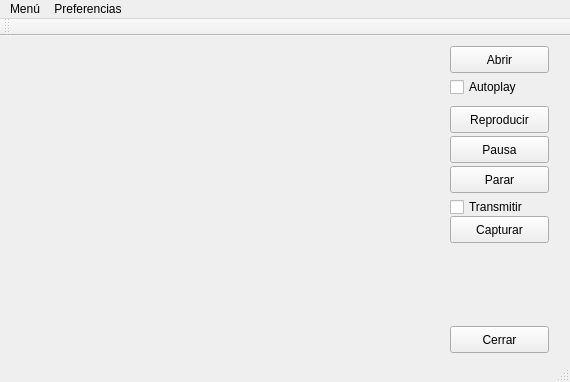
Qt form cliente/ClienteV/clientev.ui (Alu0100702545/videovigilancia-1415-g01) before a commit.
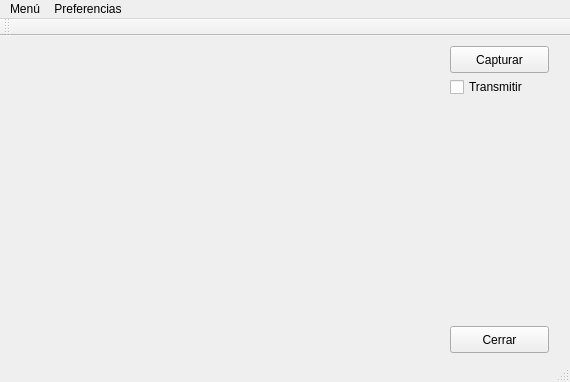
The same form after that commit.

```diff
--- a/cliente/ClienteV/clientev.ui
+++ b/cliente/ClienteV/clientev.ui
@@ -36,32 +36,6 @@
      <bool>true</bool>
     </property>
    </widget>
-   <widget class="QPushButton" name="BotonAbrir">
-    <property name="geometry">
-     <rect>
-      <x>450</x>
-      <y>10</y>
-      <width>99</width>
-      <height>27</height>
-     </rect>
-    </property>
-    <property name="text">
-     <string>Abrir</string>
-    </property>
-   </widget>
-   <widget class="QPushButton" name="BotonParar">
-    <property name="geometry">
-     <rect>
-      <x>450</x>
-      <y>130</y>
-      <width>99</width>
-      <height>27</height>
-     </rect>
-    </property>
-    <property name="text">
-     <string>Parar</string>
-    </property>
-   </widget>
    <widget class="QPushButton" name="BotonCerrar">
     <property name="geometry">
      <rect>
@@ -75,37 +49,11 @@
      <string>Cerrar</string>
     </property>
    </widget>
-   <widget class="QCheckBox" name="CheckAutoPlay">
-    <property name="geometry">
-     <rect>
-      <x>450</x>
-      <y>40</y>
-      <width>111</width>
-      <height>22</height>
-     </rect>
-    </property>
-    <property name="text">
-     <string>Autoplay</string>
-    </property>
-   </widget>
-   <widget class="QPushButton" name="BotonReproducir">
-    <property name="geometry">
-     <rect>
-      <x>450</x>
-      <y>70</y>
-      <width>99</width>
-      <height>27</height>
-     </rect>
-    </property>
-    <property name="text">
-     <string>Reproducir</string>
-    </property>
-   </widget>
    <widget class="QPushButton" name="BotonCapturar">
     <property name="geometry">
      <rect>
       <x>450</x>
-      <y>180</y>
+      <y>10</y>
       <width>99</width>
       <height>27</height>
      </rect>
@@ -114,24 +62,11 @@
      <string>Capturar</string>
     </property>
    </widget>
-   <widget class="QPushButton" name="BotonPausa">
-    <property name="geometry">
-     <rect>
-      <x>450</x>
-      <y>100</y>
-      <width>99</width>
-      <height>27</height>
-     </rect>
-    </property>
-    <property name="text">
-     <string>Pausa</string>
-    </property>
-   </widget>
    <widget class="QCheckBox" name="CheckTransmitir">
     <property name="geometry">
      <rect>
       <x>450</x>
-      <y>160</y>
+      <y>40</y>
       <width>96</width>
       <height>22</height>
      </rect>
```
Left out of the diff: 32 changed lines with no effect on the pictures.
